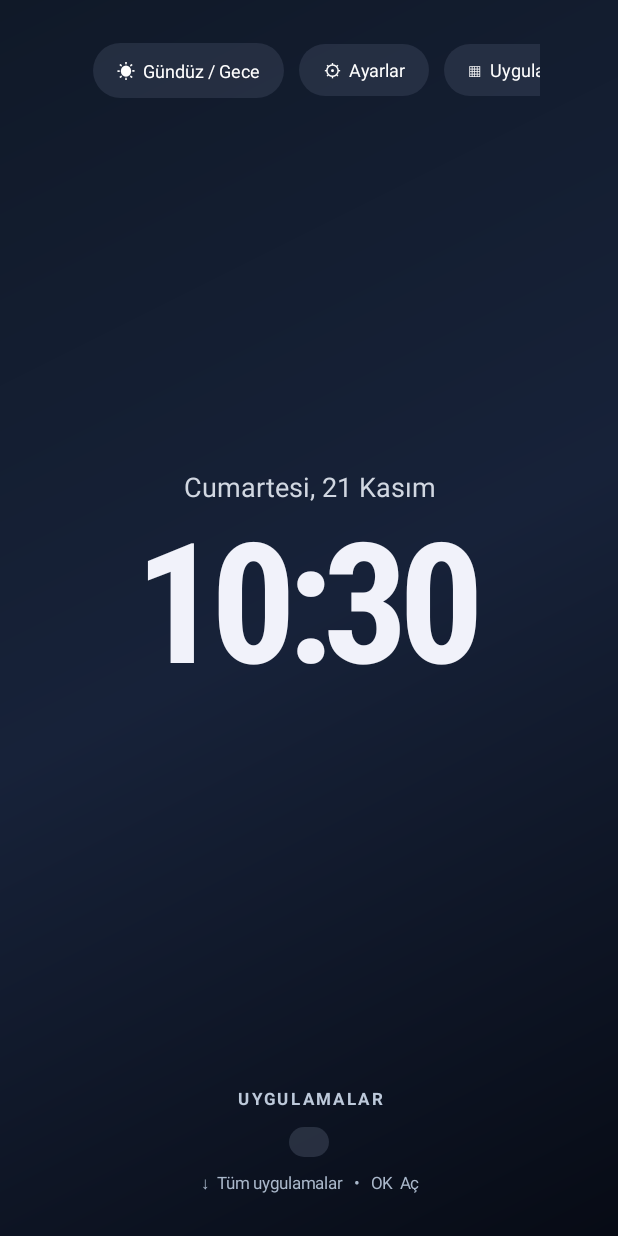
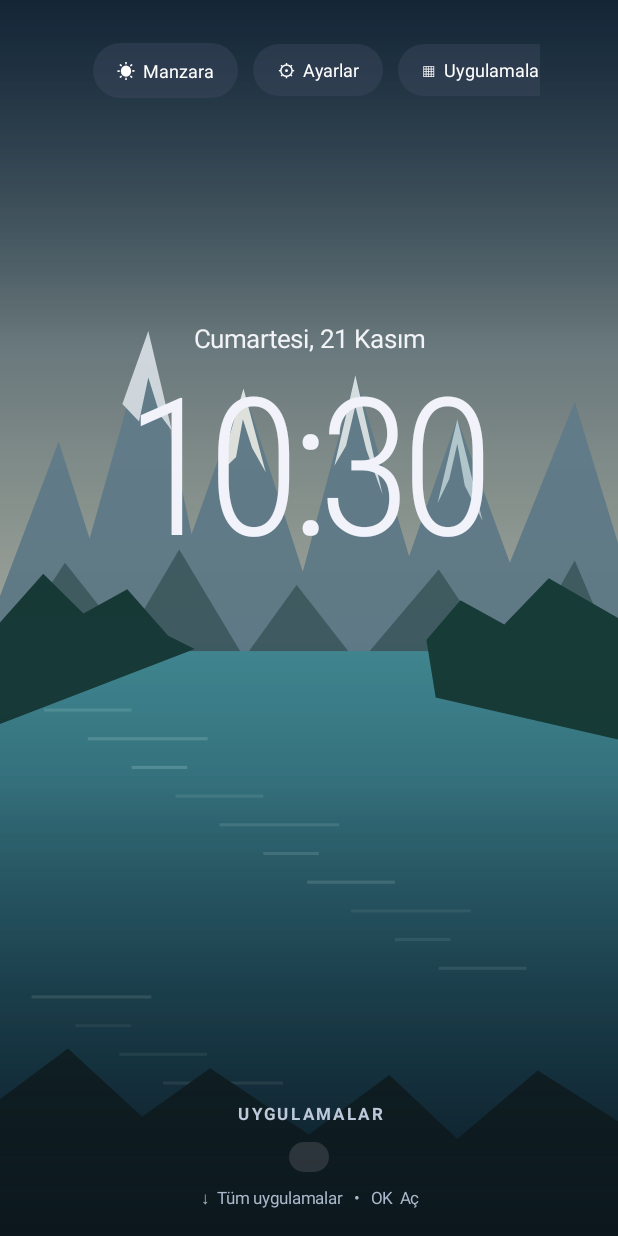
Before and after one commit to burakbaysall/AuroraTV, an Android app: the MainActivity screen opened directly, with no data from a screen before it, on a phone screen of 412 x 824 dp. Run offline under Robolectric (Android 15) with nearby library versions, the phone set to English and light mode, and no system bars.

Commit message:
Add offline alpine landscape, cinematic clock and translucent tvOS-style dock

```diff
--- a/app/src/main/java/com/aurora/tv/MainActivity.java
+++ b/app/src/main/java/com/aurora/tv/MainActivity.java
@@ -7,6 +7,11 @@ import android.content.Intent;
 import android.content.pm.PackageManager;
 import android.content.pm.ResolveInfo;
 import android.graphics.Color;
+import android.graphics.Canvas;
+import android.graphics.Paint;
+import android.graphics.Path;
+import android.graphics.LinearGradient;
+import android.graphics.Shader;
 import android.graphics.Typeface;
 import android.graphics.drawable.GradientDrawable;
 import android.view.Gravity;
@@ -36,6 +41,7 @@ public class MainActivity extends Activity {
     private FrameLayout stage;
     private TextView timeLabel, dateLabel, hintLabel;
     private boolean showingApps=false, daytime=false;
+    private int scenery=0;
     private int selected=0;
     private final Runnable clockTick=new Runnable(){
         @Override public void run(){
@@ -78,8 +84,8 @@ public class MainActivity extends Activity {
     private void setupStage(){
         stage=new FrameLayout(this);
         stage.setFocusableInTouchMode(true);
-        stage.setBackground(new GradientDrawable(GradientDrawable.Orientation.TL_BR,
-            daytime?new int[]{0xff607c91,0xff334d6b,0xff171d31}:new int[]{0xff101928,0xff172239,0xff070b15}));
+        stage.setBackgroundColor(0xff0a111b);
+        stage.addView(new Landscape(this),new FrameLayout.LayoutParams(-1,-1));
         setContentView(stage);
     }
     private void topBar(){
@@ -88,7 +94,7 @@ public class MainActivity extends Activity {
         lp.setMargins(d(52),d(24),d(52),0);stage.addView(top,lp);
         TextView brand=txt("✦  AURORA",17,WHITE,true);brand.setLetterSpacing(.13f);
         top.addView(brand,new LinearLayout.LayoutParams(0,-2,1));
-        addPill(top,"☀  Gündüz / Gece",()->{daytime=!daytime; if(showingApps)showApps();else showClock();});
+        addPill(top,"☀  Manzara",()->{scenery=(scenery+1)%3; if(showingApps)showApps();else showClock();});
         addPill(top,"⚙  Ayarlar",()->{
             try{startActivity(new Intent("android.settings.SETTINGS"));}
             catch(Exception e){android.widget.Toast.makeText(this,"Ayarlar açılamadı",0).show();}
@@ -112,11 +118,11 @@ public class MainActivity extends Activity {
         showingApps=false;appTiles.clear();setupStage();topBar();
         LinearLayout center=column();center.setGravity(Gravity.CENTER);
         FrameLayout.LayoutParams cp=new FrameLayout.LayoutParams(-1,-2,Gravity.CENTER);
-        cp.bottomMargin=d(20);stage.addView(center,cp);
-        dateLabel=txt("",18,0xffd1d7e1,false);dateLabel.setGravity(Gravity.CENTER);
+        cp.bottomMargin=d(110);stage.addView(center,cp);
+        dateLabel=txt("",17,0xfff1f3f7,false);dateLabel.setGravity(Gravity.CENTER);
         center.addView(dateLabel);
-        timeLabel=txt("",112,0xfff1f2fa,true);timeLabel.setGravity(Gravity.CENTER);
-        timeLabel.setTypeface(Typeface.create("sans-serif-condensed",Typeface.BOLD));
+        timeLabel=txt("",128,0xfff1f2fa,false);timeLabel.setGravity(Gravity.CENTER);
+        timeLabel.setTypeface(Typeface.create("sans-serif-condensed-light",Typeface.NORMAL));
         timeLabel.setLetterSpacing(-.055f);
         LinearLayout.LayoutParams tp=new LinearLayout.LayoutParams(-1,-2);tp.topMargin=d(2);
         center.addView(timeLabel,tp);
@@ -124,19 +130,19 @@ public class MainActivity extends Activity {
         timeLabel.setText(new SimpleDateFormat("H:mm",Locale.getDefault()).format(new Date()));
         LinearLayout bottom=column();bottom.setGravity(Gravity.CENTER);
         FrameLayout.LayoutParams bp=new FrameLayout.LayoutParams(-1,-2,Gravity.BOTTOM);
-        bp.bottomMargin=d(28);stage.addView(bottom,bp);
+        bp.bottomMargin=d(18);stage.addView(bottom,bp);
         TextView section=txt("UYGULAMALAR",11,0xffbdc9da,true);
         section.setLetterSpacing(.16f);section.setGravity(Gravity.CENTER);bottom.addView(section);
         LinearLayout dock=new LinearLayout(this);dock.setGravity(Gravity.CENTER);
         dock.setPadding(d(13),d(10),d(13),d(10));
-        dock.setBackground(round(0x88404a5d,22));
+        dock.setBackground(round(0x9940474d,19));
         LinearLayout.LayoutParams dockLp=new LinearLayout.LayoutParams(-2,-2);
         dockLp.topMargin=d(12);bottom.addView(dock,dockLp);
         int count=Math.min(5,apps.size());
         for(int i=0;i<count;i++){
             final int index=i;
             FrameLayout tile=makeTile(apps.get(i),index,true);
-            LinearLayout.LayoutParams p=new LinearLayout.LayoutParams(d(96),d(76));
+            LinearLayout.LayoutParams p=new LinearLayout.LayoutParams(d(103),d(76));
             p.setMargins(d(5),0,d(5),0);dock.addView(tile,p);
             tile.setOnClickListener(v->launch(apps.get(index)));
         }
@@ -149,7 +155,7 @@ public class MainActivity extends Activity {
     private FrameLayout makeTile(ResolveInfo info,int index,boolean dock){
         FrameLayout tile=new FrameLayout(this);
         tile.setFocusable(true);tile.setClickable(true);tile.setClipChildren(false);
-        tile.setBackground(round(0xff2a3448,17));
+        tile.setBackground(round(0xcc303a4a,16));
         LinearLayout inner=column();inner.setGravity(Gravity.CENTER);
         inner.setPadding(d(7),d(7),d(7),d(7));
         tile.addView(inner,new FrameLayout.LayoutParams(-1,-1));
@@ -169,7 +175,7 @@ public class MainActivity extends Activity {
             v.animate().scaleX(focused?1.1f:1f).scaleY(focused?1.1f:1f)
                 .setDuration(180).start();
             v.setElevation(focused?d(20):d(1));
-            GradientDrawable bg=round(focused?0xff58647c:0xff2a3448,17);
+            GradientDrawable bg=round(focused?0xff74869a:0xcc303a4a,16);
             if(focused){bg.setStroke(d(2),0xfff4f6ff);selected=index;}
             v.setBackground(bg);
         });
@@ -180,6 +186,7 @@ public class MainActivity extends Activity {
         setupStage();topBar();appTiles.clear();
         ScrollView scroll=new ScrollView(this);
         scroll.setVerticalScrollBarEnabled(false);scroll.setClipToPadding(false);
+        scroll.setBackgroundColor(0x55060b12);
         FrameLayout.LayoutParams sl=new FrameLayout.LayoutParams(-1,-1);
         sl.topMargin=d(91);stage.addView(scroll,sl);
         LinearLayout body=column();body.setPadding(d(52),d(10),d(52),d(30));
@@ -221,4 +228,54 @@ public class MainActivity extends Activity {
         return super.onKeyDown(key,event);
     }
     @Override public void onBackPressed(){if(showingApps)showClock();else super.onBackPressed();}
+    // Lightweight offline landscape renderer. No internet, photo assets, or GPU shaders required.
+    private class Landscape extends View {
+        private final Paint p=new Paint(Paint.ANTI_ALIAS_FLAG);
+        private final Path path=new Path();
+        Landscape(android.content.Context context){super(context);setLayerType(View.LAYER_TYPE_SOFTWARE,null);}
+        private void poly(Canvas c,int color,float... xy){
+            p.setShader(null);p.setColor(color);p.setStyle(Paint.Style.FILL);
+            path.reset();path.moveTo(xy[0],xy[1]);
+            for(int i=2;i<xy.length;i+=2)path.lineTo(xy[i],xy[i+1]);
+            path.close();c.drawPath(path,p);
+        }
+        private void rect(Canvas c,int color,float l,float t,float r,float b){
+            p.setShader(null);p.setColor(color);c.drawRect(l,t,r,b,p);
+        }
+        @Override protected void onDraw(Canvas actual){
+            super.onDraw(actual);
+            int w=getWidth(),h=getHeight();if(w<=0||h<=0)return;
+            Canvas c=actual;int save=c.save();c.scale(w/1000f,h/560f);
+            int skyTop=scenery==1?0xff174d65:scenery==2?0xff172b4a:0xff233e52;
+            int skyBottom=scenery==1?0xffb6d8d2:scenery==2?0xffd4a88a:0xffc8c8b5;
+            p.setShader(new LinearGradient(0,0,0,360,skyTop,skyBottom,Shader.TileMode.CLAMP));
+            c.drawRect(0,0,1000,560,p);p.setShader(null);
+            // distant mountain silhouettes and bright snow ridges
+            poly(c,0xff647e8b,0,270,95,200,145,244,240,150,310,242,394,176,490,259,575,170,662,252,740,190,825,255,930,182,1000,246,1000,420,0,420);
+            poly(c,0xffd3dbe0,198,183,240,150,278,195,259,188,240,171,225,191);
+            poly(c,0xffe4e6e0,353,215,394,176,430,214,408,203,393,190,382,207);
+            poly(c,0xffdbe2e3,541,211,575,170,619,224,593,204,575,184,560,202);
+            poly(c,0xffb6cbd1,708,228,740,190,781,236,752,220,740,201,727,217);
+            poly(c,0xff425e64,0,300,105,255,204,290,290,249,395,298,480,265,580,301,710,258,825,306,930,254,1000,300,1000,430,0,430);
+            // turquoise alpine lake
+            p.setShader(new LinearGradient(0,295,0,560,0xff438b94,0xff12384c,Shader.TileMode.CLAMP));
+            c.drawRect(0,295,1000,560,p);p.setShader(null);
+            // quiet horizontal water reflections
+            for(int i=0;i<17;i++){
+                float y=308+i*13f;
+                int alpha=30+(i%4)*9;
+                rect(c,Color.argb(alpha,200,238,230),((i*71)%730),y,Math.min(1000,((i*71)%730)+90+(i%3)*52),y+1.4f);
+            }
+            // near shoreline and forest edge
+            poly(c,0xff183b38,0,282,70,260,135,278,206,267,272,288,315,294,0,328);
+            poly(c,0xff183d38,690,290,745,272,816,283,888,262,1000,280,1000,335,705,316);
+            // dark foreground adds contrast to translucent dock
+            poly(c,0xff142b2b,0,498,110,475,230,506,340,484,500,514,630,487,740,516,870,485,1000,508,1000,560,0,560);
+            // cinematic legibility vignette top and bottom
+            p.setShader(new LinearGradient(0,0,0,560,new int[]{0x8807111e,0x0507111e,0x1107111e,0xb9091018},new float[]{0f,.28f,.62f,1f},Shader.TileMode.CLAMP));
+            c.drawRect(0,0,1000,560,p);p.setShader(null);
+            c.restoreToCount(save);
+        }
+    }
+
 }
```
